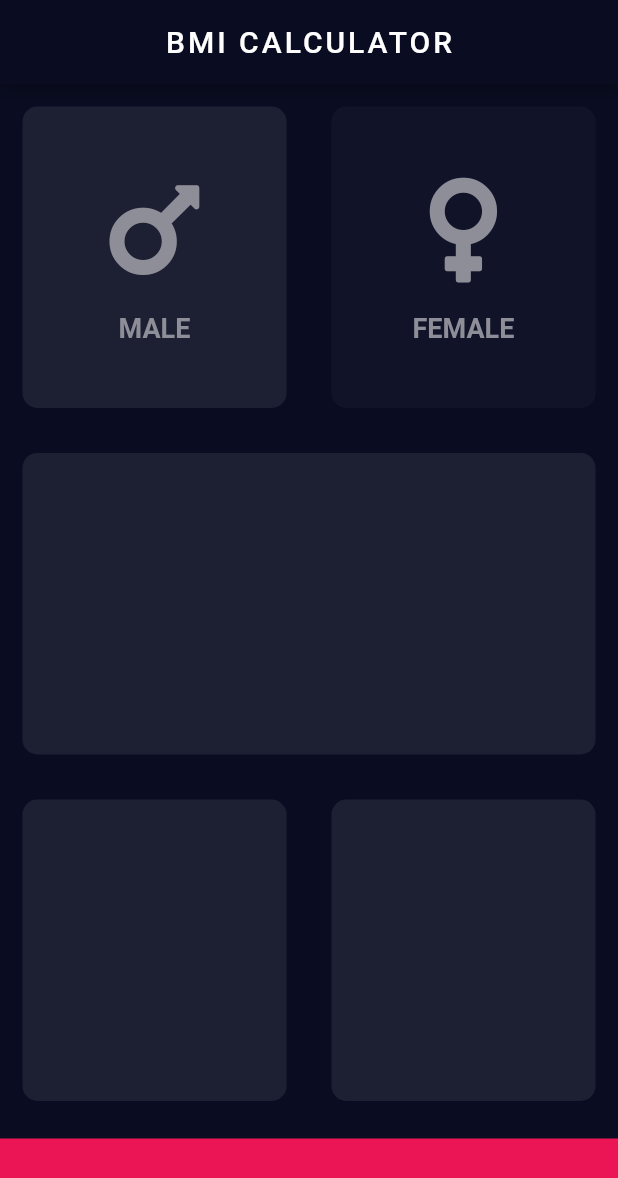
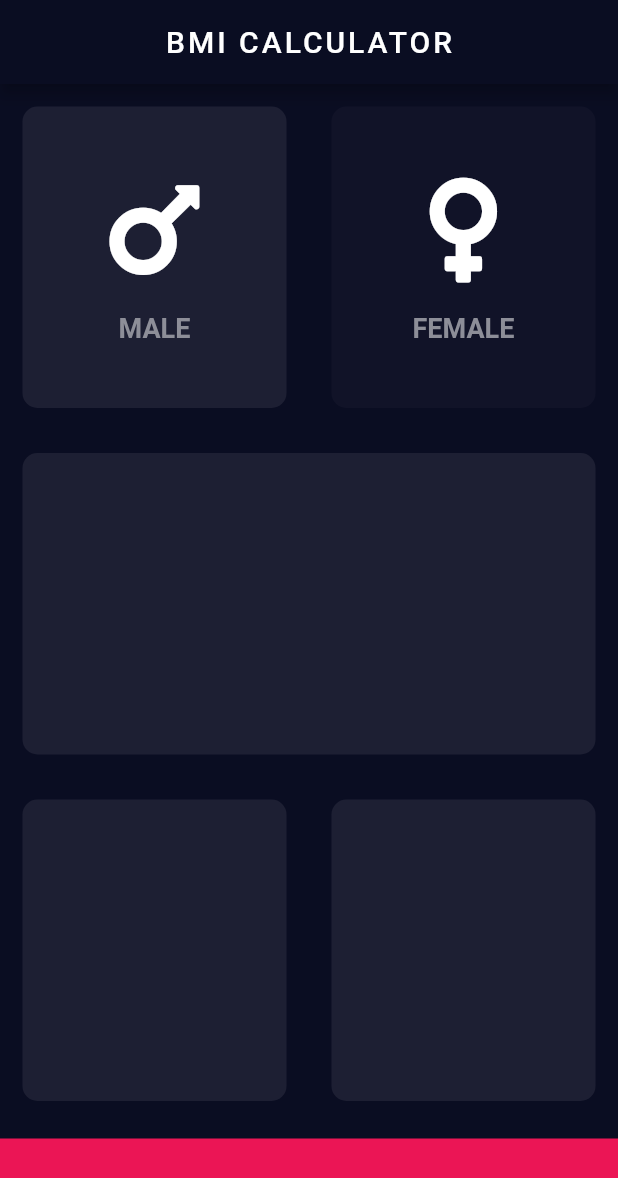
Before and after one commit to chauhan2b/bmi_calculator, a Flutter app: the screen it shows after launch, after a tap on "MALE", on a phone screen of 412 x 824 dp. Shown: the top 1178 px of the screen. Run offline on Flutter 3.47's test engine with Material 2 defaults, Android fonts, the phone set to English and light mode, and no system bars; our stand-ins replace font_awesome_flutter.

Commit message:
shortened the code

```diff
--- a/lib/icon_content.dart
+++ b/lib/icon_content.dart
@@ -5,6 +5,8 @@ const genderTextStyle = TextStyle(
   color: Color(0xFF8D8E98),
   fontWeight: FontWeight.bold,
 );
+
+const iconColor = Colors.white;
 
 class IconContent extends StatelessWidget {
   IconContent({this.gender, this.icon});
@@ -20,7 +22,7 @@ class IconContent extends StatelessWidget {
         Icon(
           icon,
           size: 80.0,
-          color: Color(0xFF8D8E98),
+          color: iconColor,
         ),
         SizedBox(
           height: 15.0,
--- a/lib/input_page.dart
+++ b/lib/input_page.dart
@@ -9,33 +9,15 @@ const inactiveCardColor = Color(0xFF111328);
 const bottomContainerColor = Color(0xFFEB1555);
 const bottomContainerHeight = 65.0;
 
+enum Gender { male, female }
+
 class InputPage extends StatefulWidget {
   @override
   _InputPageState createState() => _InputPageState();
 }
 
 class _InputPageState extends State<InputPage> {
-  Color maleCardColor = inactiveCardColor;
-  Color femaleCardColor = inactiveCardColor;
-
-  void updateCardColor(int selectedGender) {
-    if (selectedGender == 1) {
-      if (maleCardColor == inactiveCardColor) {
-        maleCardColor = activeCardColor;
-        femaleCardColor = inactiveCardColor;
-      } else {
-        maleCardColor = inactiveCardColor;
-      }
-    }
-    if (selectedGender == 2) {
-      if (femaleCardColor == inactiveCardColor) {
-        femaleCardColor = activeCardColor;
-        maleCardColor = inactiveCardColor;
-      } else {
-        femaleCardColor = inactiveCardColor;
-      }
-    }
-  }
+  Gender selectedGender;
 
   @override
   Widget build(BuildContext context) {
@@ -57,11 +39,13 @@ class _InputPageState extends State<InputPage> {
                     child: GestureDetector(
                       onTap: () {
                         setState(() {
-                          updateCardColor(1);
+                          selectedGender = Gender.male;
                         });
                       },
                       child: ReusableCard(
-                        colour: maleCardColor,
+                        colour: selectedGender == Gender.male
+                            ? activeCardColor
+                            : inactiveCardColor,
                         cardChild: IconContent(
                           gender: 'MALE',
                           icon: FontAwesomeIcons.mars,
@@ -73,11 +57,13 @@ class _InputPageState extends State<InputPage> {
                     child: GestureDetector(
                       onTap: () {
                         setState(() {
-                          updateCardColor(2);
+                          selectedGender = Gender.female;
                         });
                       },
                       child: ReusableCard(
-                        colour: femaleCardColor,
+                        colour: selectedGender == Gender.female
+                            ? activeCardColor
+                            : inactiveCardColor,
                         cardChild: IconContent(
                           gender: 'FEMALE',
                           icon: FontAwesomeIcons.venus,
```
